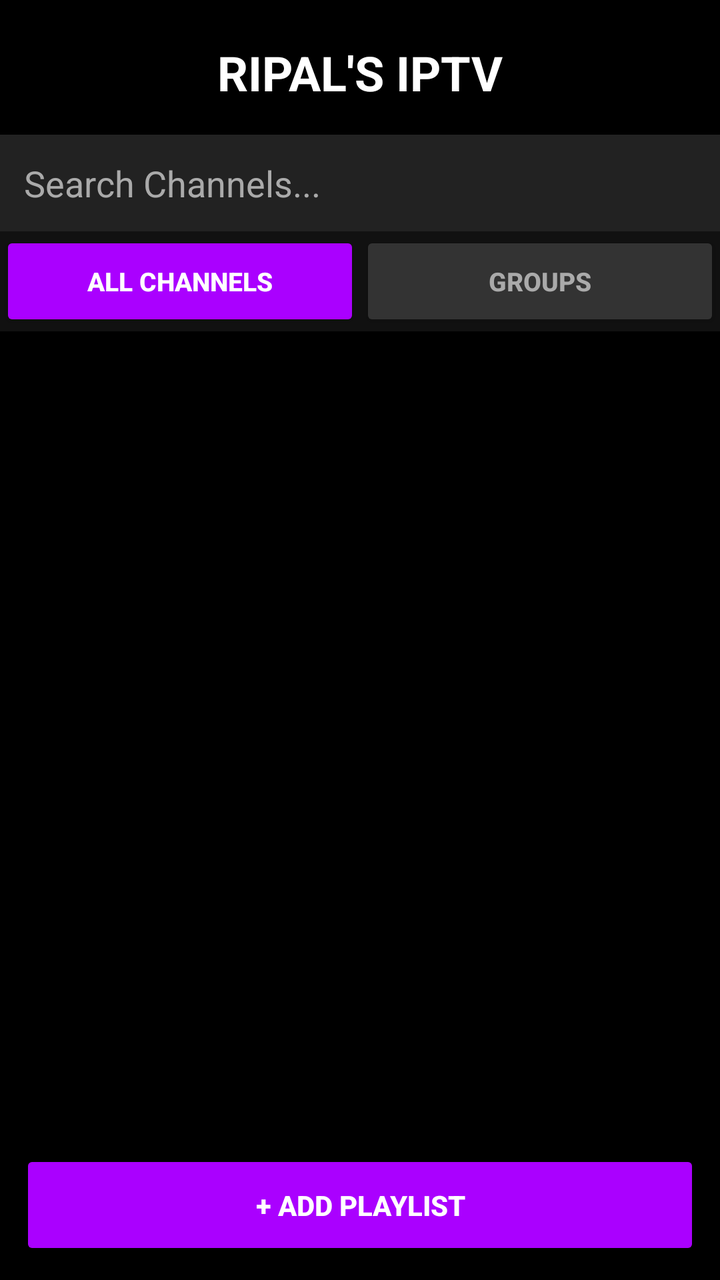
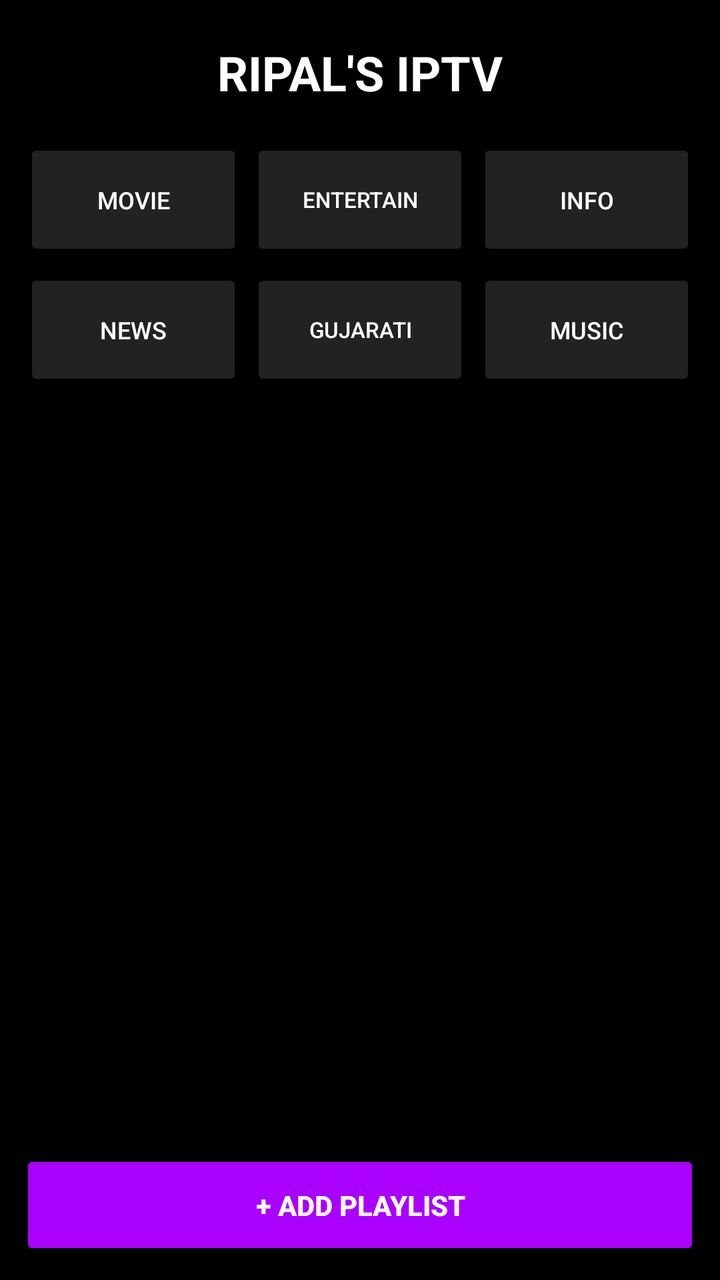

The first picture is an Android layout as it rendered before a commit; the second is the same layout after the commit. The layout source and the unified diff follow.
<!-- AndroidManifest.xml: application theme Theme.AppCompat.DayNight.NoActionBar -->
<!-- res/layout/fragment_channels.xml -->
<?xml version="1.0" encoding="utf-8"?>
<LinearLayout xmlns:android="http://schemas.android.com/apk/res/android"
    android:layout_width="match_parent"
    android:layout_height="match_parent"
    android:orientation="vertical"
    android:background="#000000">

    <TextView
        android:layout_width="wrap_content"
        android:layout_height="wrap_content"
        android:text="RIPAL'S IPTV"
        android:textColor="#FFFFFF"
        android:textSize="24sp"
        android:textStyle="bold"
        android:layout_gravity="center_horizontal"
        android:layout_marginTop="20dp"
        android:layout_marginBottom="15dp"/>

    
    <EditText
        android:id="@+id/searchBar"
        android:layout_width="match_parent"
        android:layout_height="wrap_content"
        android:hint="Search Channels..."
        android:padding="12dp"
        android:background="#222222"
        android:textColor="#FFFFFF"
        android:textColorHint="#AAAAAA"
        android:maxLines="1"
        android:inputType="text"/>

    <LinearLayout
        android:id="@+id/groupFilterBar"
        android:layout_width="match_parent"
        android:layout_height="50dp"
        android:orientation="horizontal"
        android:weightSum="2"
        android:background="#111111">

        <Button
            android:id="@+id/btnShowAll"
            android:layout_width="0dp"
            android:layout_height="match_parent"
            android:layout_weight="1"
            android:text="ALL CHANNELS"
            android:textSize="13sp"
            android:textStyle="bold"
            android:textColor="#FFFFFF"
            android:backgroundTint="#AA00FF"
            android:insetTop="0dp"
            android:insetBottom="0dp"/>

        <Button
            android:id="@+id/btnShowGroups"
            android:layout_width="0dp"
            android:layout_height="match_parent"
            android:layout_weight="1"
            android:text="GROUPS"
            android:textSize="13sp"
            android:textStyle="bold"
            android:textColor="#AAAAAA"
            android:backgroundTint="#333333"
            android:insetTop="0dp"
            android:insetBottom="0dp"/>
    </LinearLayout>

    
    <androidx.recyclerview.widget.RecyclerView
        android:id="@+id/channelRecyclerView"
        android:layout_width="match_parent"
        android:layout_height="0dp"
        android:layout_weight="1"
        android:clipToPadding="false"/>

    <Button
        android:id="@+id/btnAddPlaylist"
        android:layout_width="match_parent"
        android:layout_height="55dp"
        android:text="+ ADD PLAYLIST"
        android:backgroundTint="#AA00FF"
        android:textColor="#FFFFFF"
        android:textStyle="bold"
        android:layout_margin="10dp"/>

</LinearLayout>
<!-- resources referenced by this layout -->
<resources>

</resources>

<!-- the commit's change to res/layout/fragment_channels.xml (unified diff, before → after) -->
@@ -3,8 +3,10 @@
     android:layout_width="match_parent"
     android:layout_height="match_parent"
     android:orientation="vertical"
-    android:background="#000000">
+    android:background="#000000"
+    android:paddingTop="20dp">
 
+    
     <TextView
         android:layout_width="wrap_content"
         android:layout_height="wrap_content"
@@ -13,73 +15,102 @@
         android:textSize="24sp"
         android:textStyle="bold"
         android:layout_gravity="center_horizontal"
-        android:layout_marginTop="20dp"
         android:layout_marginBottom="15dp"/>
 
-    
-    <EditText
-        android:id="@+id/searchBar"
+    <LinearLayout
         android:layout_width="match_parent"
         android:layout_height="wrap_content"
-        android:hint="Search Channels..."
-        android:padding="12dp"
-        android:background="#222222"
-        android:textColor="#FFFFFF"
-        android:textColorHint="#AAAAAA"
-        android:maxLines="1"
-        android:inputType="text"/>
+        android:orientation="vertical"
+        android:layout_marginLeft="10dp"
+        android:layout_marginRight="10dp"
+        android:layout_marginBottom="10dp">
 
-    <LinearLayout
-        android:id="@+id/groupFilterBar"
-        android:layout_width="match_parent"
-        android:layout_height="50dp"
-        android:orientation="horizontal"
-        android:weightSum="2"
-        android:background="#111111">
+        <LinearLayout
+            android:layout_width="match_parent"
+            android:layout_height="65dp"
+            android:orientation="horizontal"
+            android:weightSum="3">
+            <Button android:id="@+id/tabMovie" android:layout_width="0dp" android:layout_height="match_parent" android:layout_weight="1" android:layout_margin="2dp" android:text="MOVIE" android:textSize="12sp" android:backgroundTint="#222222" android:textColor="#FFFFFF" />
+            <Button android:id="@+id/tabEnt" android:layout_width="0dp" android:layout_height="match_parent" android:layout_weight="1" android:layout_margin="2dp" android:text="ENTERTAIN" android:textSize="11sp" android:backgroundTint="#222222" android:textColor="#FFFFFF" />
+            <Button android:id="@+id/tabInfo" android:layout_width="0dp" android:layout_height="match_parent" android:layout_weight="1" android:layout_margin="2dp" android:text="INFO" android:textSize="12sp" android:backgroundTint="#222222" android:textColor="#FFFFFF" />
+        </LinearLayout>
 
-        <Button
-            android:id="@+id/btnShowAll"
-            android:layout_width="0dp"
-            android:layout_height="match_parent"
-            android:layout_weight="1"
-            android:text="ALL CHANNELS"
-            android:textSize="13sp"
-            android:textStyle="bold"
-            android:textColor="#FFFFFF"
-            android:backgroundTint="#AA00FF"
-            android:insetTop="0dp"
-            android:insetBottom="0dp"/>
-
-        <Button
-            android:id="@+id/btnShowGroups"
-            android:layout_width="0dp"
-            android:layout_height="match_parent"
-            android:layout_weight="1"
-            android:text="GROUPS"
-            android:textSize="13sp"
-            android:textStyle="bold"
-            android:textColor="#AAAAAA"
-            android:backgroundTint="#333333"
-            android:insetTop="0dp"
-            android:insetBottom="0dp"/>
+        <LinearLayout
+            android:layout_width="match_parent"
+            android:layout_height="65dp"
+            android:orientation="horizontal"
+            android:weightSum="3">
+            <Button android:id="@+id/tabNews" android:layout_width="0dp" android:layout_height="match_parent" android:layout_weight="1" android:layout_margin="2dp" android:text="NEWS" android:textSize="12sp" android:backgroundTint="#222222" android:textColor="#FFFFFF" />
+            <Button android:id="@+id/tabGuj" android:layout_width="0dp" android:layout_height="match_parent" android:layout_weight="1" android:layout_margin="2dp" android:text="GUJARATI" android:textSize="11sp" android:backgroundTint="#222222" android:textColor="#FFFFFF" />
+            <Button android:id="@+id/tabMusic" android:layout_width="0dp" android:layout_height="match_parent" android:layout_weight="1" android:layout_margin="2dp" android:text="MUSIC" android:textSize="12sp" android:backgroundTint="#222222" android:textColor="#FFFFFF" />
+        </LinearLayout>
     </LinearLayout>
 
     
-    <androidx.recyclerview.widget.RecyclerView
-        android:id="@+id/channelRecyclerView"
+    <ViewFlipper
+        android:id="@+id/listFlipper"
         android:layout_width="match_parent"
-        android:layout_height="0dp"
-        android:layout_weight="1"
-        android:clipToPadding="false"/>
+        android:layout_height="match_parent">
 
-    <Button
-        android:id="@+id/btnAddPlaylist"
-        android:layout_width="match_parent"
-        android:layout_height="55dp"
-        android:text="+ ADD PLAYLIST"
-        android:backgroundTint="#AA00FF"
-        android:textColor="#FFFFFF"
-        android:textStyle="bold"
-        android:layout_margin="10dp"/>
+        
+        <LinearLayout
+            android:layout_width="match_parent"
+            android:layout_height="match_parent"
+            android:orientation="vertical">
+            
+            <ListView
+                android:id="@+id/playlistListView"
+                android:layout_width="match_parent"
+                android:layout_height="0dp"
+                android:layout_weight="1"
+                android:divider="@null"/>
 
+            <Button
+                android:id="@+id/btnAddPlaylist"
+                android:layout_width="match_parent"
+                android:layout_height="55dp"
+                android:text="+ ADD PLAYLIST"
+                android:backgroundTint="#AA00FF"
+                android:textColor="#FFFFFF"
+                android:textStyle="bold"
+                android:layout_margin="10dp"/>
+        </LinearLayout>
+
+        
+        <LinearLayout
+            android:layout_width="match_parent"
+            android:layout_height="match_parent"
+            android:orientation="vertical">
+
+            <EditText
+                android:id="@+id/searchBar"
+                android:layout_width="match_parent"
+                android:layout_height="wrap_content"
+                android:hint="Search Channels..."
+                android:padding="12dp"
+                android:background="#222222"
+                android:textColor="#FFFFFF"
+                android:textColorHint="#AAAAAA"
+                android:maxLines="1"
+                android:inputType="text"/>
+
+            <LinearLayout
+                android:id="@+id/groupFilterBar"
+                android:layout_width="match_parent"
+                android:layout_height="50dp"
+                android:orientation="horizontal"
+                android:weightSum="2"
+                android:background="#111111">
+                <Button android:id="@+id/btnShowAll" android:layout_width="0dp" android:layout_height="match_parent" android:layout_weight="1" android:text="ALL CHANNELS" android:textSize="13sp" android:textStyle="bold" android:textColor="#FFFFFF" android:backgroundTint="#AA00FF" android:insetTop="0dp" android:insetBottom="0dp"/>
+                <Button android:id="@+id/btnShowGroups" android:layout_width="0dp" android:layout_height="match_parent" android:layout_weight="1" android:text="GROUPS" android:textSize="13sp" android:textStyle="bold" android:textColor="#AAAAAA" android:backgroundTint="#333333" android:insetTop="0dp" android:insetBottom="0dp"/>
+            </LinearLayout>
+            
+            
+            <androidx.recyclerview.widget.RecyclerView
+                android:id="@+id/channelRecyclerView"
+                android:layout_width="match_parent"
+                android:layout_height="match_parent"
+                android:background="#000000"/>
+        </LinearLayout>
+    </ViewFlipper>
 </LinearLayout>
